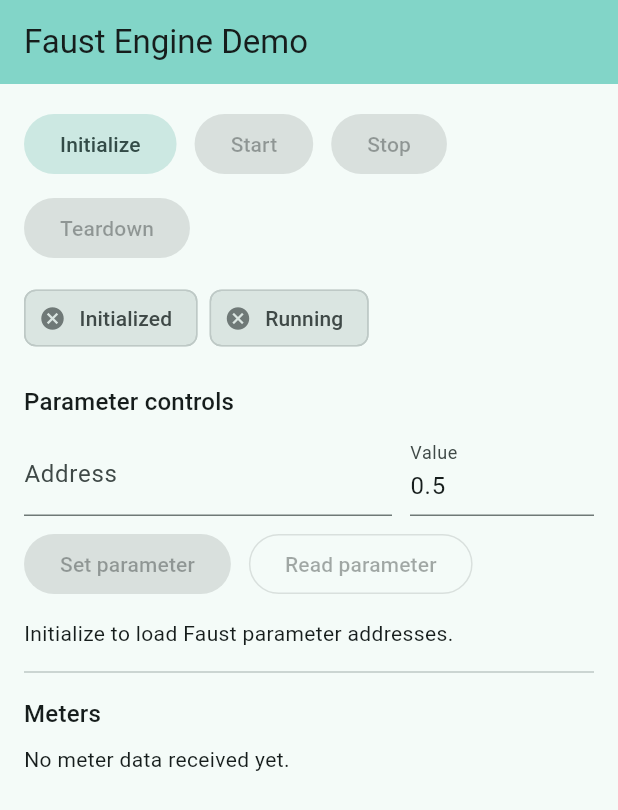
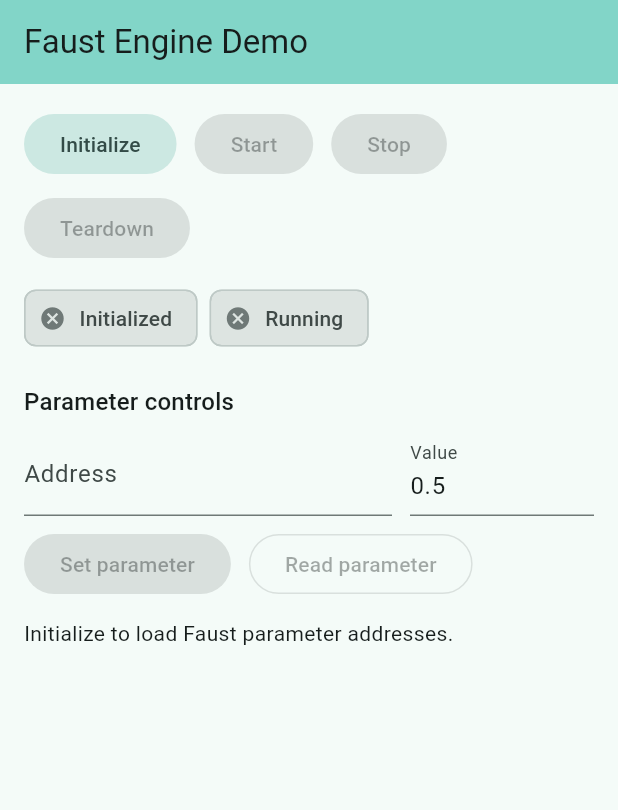
Before and after one commit to lukemorse/faust_test_app, a Flutter app: the screen it shows after launch, on a phone screen of 412 x 824 dp. Shown: the top 810 px of the screen. Run offline on Flutter 3.47's test engine with Material 3 defaults, Android fonts, the light colour scheme and no system bars.

Commit message:
remove meters UI

```diff
--- a/lib/main.dart
+++ b/lib/main.dart
@@ -41,12 +41,13 @@
   bool _running = false;
   bool _busy = false;
   List<String> _parameterAddresses = const [];
-  MeterEvent? _latestMeters;
-  StreamSubscription<MeterEvent>? _meterSubscription;
+  // Do this if you want to show meter values in the UI
+  // MeterEvent? _latestMeters;
+  // StreamSubscription<MeterEvent>? _meterSubscription;
 
   @override
   void dispose() {
-    _meterSubscription?.cancel();
+    // _meterSubscription?.cancel();
     _addressController.dispose();
     _valueController.dispose();
     _engine.teardown();
@@ -69,7 +70,7 @@
       if (_parameterAddresses.isNotEmpty && _addressController.text.isEmpty) {
         _addressController.text = _parameterAddresses.first;
       }
-      _subscribeToMeters();
+      // _subscribeToMeters();
       _initialized = initialized;
       _running = await _engine.isRunning();
     });
@@ -94,9 +95,9 @@
       _running = false;
       _initialized = false;
       _parameterAddresses = const [];
-      _latestMeters = null;
-      await _meterSubscription?.cancel();
-      _meterSubscription = null;
+      // _latestMeters = null;
+      // await _meterSubscription?.cancel();
+      // _meterSubscription = null;
     });
   }
 
@@ -119,8 +120,12 @@
       if (address.isEmpty) {
         throw const FaustEngineException('Enter a parameter address to read');
       }
+      setState(() {
+        _runAction(() async {
           final value = await _engine.getParameter(address);
           _valueController.text = value.toStringAsFixed(3);
+        });
+      });
     });
   }
 
@@ -139,18 +144,18 @@
     }
   }
 
-  void _subscribeToMeters() {
-    _meterSubscription ??= _engine.meterStream().listen(
-      (event) {
-        setState(() {
-          _latestMeters = event;
-        });
-      },
-      onError: (error) {
-        _showSnack('Meter stream error: $error');
-      },
-    );
-  }
+  // void _subscribeToMeters() {
+  //   _meterSubscription ??= _engine.meterStream().listen(
+  //     (event) {
+  //       setState(() {
+  //         _latestMeters = event;
+  //       });
+  //     },
+  //     onError: (error) {
+  //       _showSnack('Meter stream error: $error');
+  //     },
+  //   );
+  // }
 
   void _showSnack(String message) {
     if (!mounted) return;
@@ -169,6 +174,7 @@
       body: SafeArea(
         child: Padding(
           padding: const EdgeInsets.all(16),
+          child: SingleChildScrollView(
             child: Column(
               crossAxisAlignment: CrossAxisAlignment.start,
               children: [
@@ -261,39 +267,25 @@
                     runSpacing: 6,
                     children: _parameterAddresses
                         .map(
-                        (address) => Chip(
+                          (address) => GestureDetector(
+                            onTap: () {
+                              _getParameter();
+                              _addressController.text = address;
+                            },
+                            child: Chip(
                               label: Text(address),
                               visualDensity: VisualDensity.compact,
+                            ),
                           ),
                         )
                         .toList(),
                   ),
                 ] else
                   const Text('Initialize to load Faust parameter addresses.'),
-              const Divider(height: 32),
-              Text('Meters', style: Theme.of(context).textTheme.titleMedium),
-              const SizedBox(height: 8),
-              if (_latestMeters == null)
-                const Text('No meter data received yet.')
-              else
-                Expanded(
-                  child: ListView(
-                    children: [
-                      Text(
-                        'Timestamp: ${_latestMeters!.timestamp.toIso8601String()}',
-                      ),
-                      const SizedBox(height: 8),
-                      ..._latestMeters!.meters.entries.map(
-                        (entry) => ListTile(
-                          dense: true,
-                          title: Text(entry.key),
-                          trailing: Text(entry.value.toStringAsFixed(3)),
-                        ),
-                      ),
+                // const Divider(height: 32),
+                // Text('Meters', style: Theme.of(context).textTheme.titleMedium),
               ],
             ),
-                ),
-            ],
           ),
         ),
       ),
@@ -314,7 +306,7 @@
       label: Text(label),
       backgroundColor: active
           ? colorScheme.primaryContainer
-          : colorScheme.surfaceVariant,
+          : colorScheme.surfaceContainerHighest,
       avatar: Icon(
         active ? Icons.check_circle : Icons.cancel,
         color: active ? colorScheme.primary : colorScheme.outline,
```
Also changed, not shown: 1 other file. Lines whose indentation alone changed are shown as unchanged.
